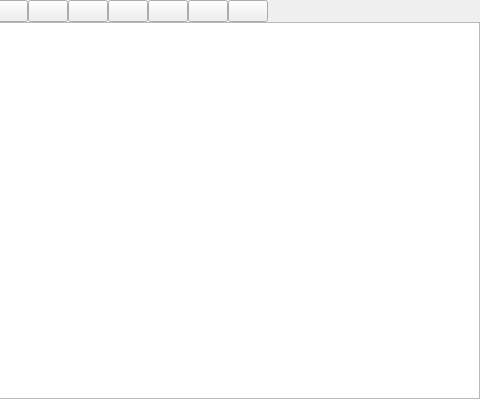
This is src/library/autodj/dlgautodj.ui in DJ-Joel/mixxx as Qt 5 draws it before an edit; both pictures show x 405 to 885 and y 0 to 399 of the 885 by 399 pixel window. The edited form follows.
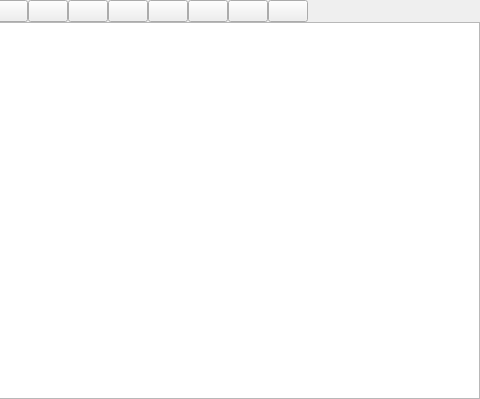
This is the edited form.

Commit message: Auto DJ 2.0 plus Video Mixing: stems step 3, decks play the parts

```diff
--- a/src/library/autodj/dlgautodj.ui
+++ b/src/library/autodj/dlgautodj.ui
@@ -296,6 +296,19 @@
         </property>
        </widget>
       </item>
+      <item>
+       <widget class="QPushButton" name="pushButtonStems">
+        <property name="focusPolicy">
+         <enum>Qt::NoFocus</enum>
+        </property>
+        <property name="sizePolicy">
+         <sizepolicy hsizetype="Preferred" vsizetype="Fixed">
+          <horstretch>0</horstretch>
+          <verstretch>0</verstretch>
+         </sizepolicy>
+        </property>
+       </widget>
+      </item>
       <item>
        <spacer name="horizontalSpacer_3">
         <property name="orientation">
```
The commit also changes 24 other files.
